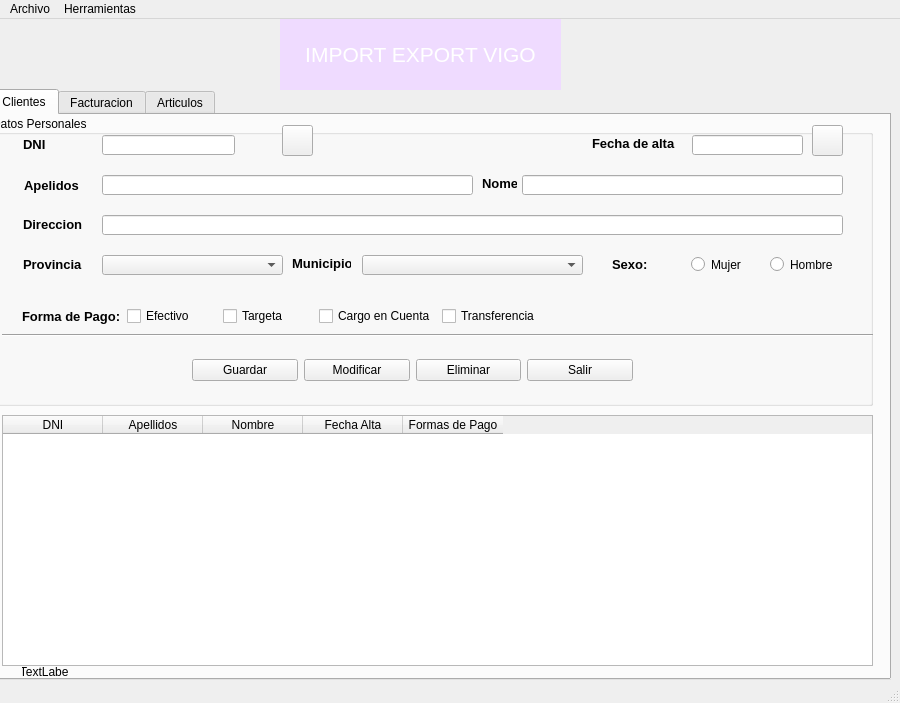
Above: window.ui from PortelaAtenea/BasicInterface before the change. Below: the same form after it.
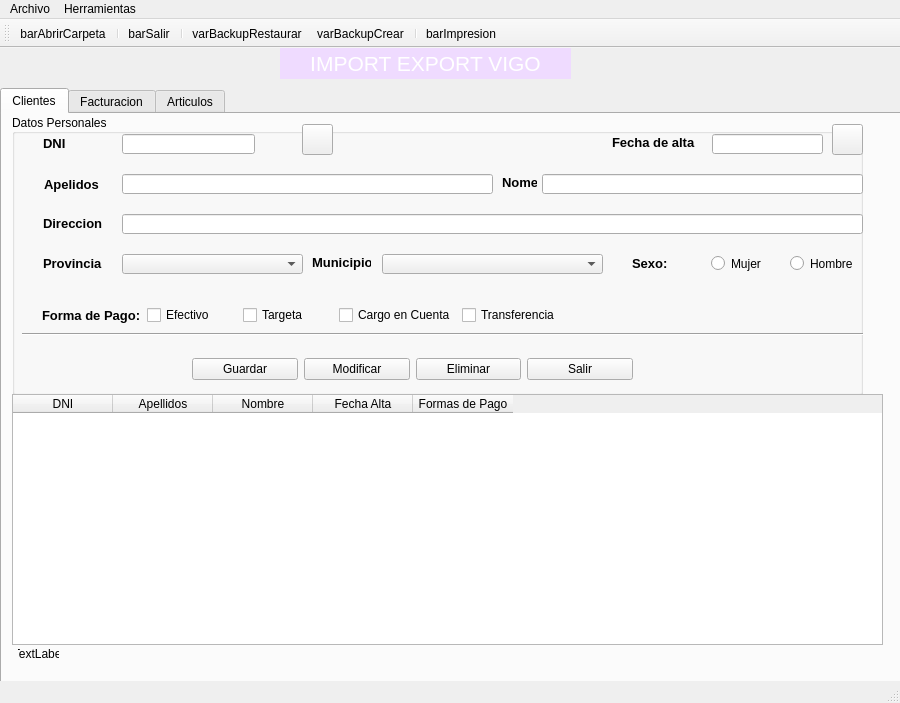
That is the form after the change. Icons and pictures are not drawn.

Diff of the .ui file:
```diff
--- a/window.ui
+++ b/window.ui
@@ -25,8 +25,8 @@
      <rect>
       <x>280</x>
       <y>0</y>
-      <width>281</width>
-      <height>71</height>
+      <width>291</width>
+      <height>31</height>
      </rect>
     </property>
     <property name="font">
@@ -54,10 +54,10 @@
    <widget class="QTabWidget" name="tabPrograma">
     <property name="geometry">
      <rect>
-      <x>-10</x>
-      <y>70</y>
+      <x>0</x>
+      <y>40</y>
       <width>901</width>
-      <height>591</height>
+      <height>621</height>
      </rect>
     </property>
     <property name="currentIndex">
@@ -70,10 +70,10 @@
      <widget class="QGroupBox" name="groupBox">
       <property name="geometry">
        <rect>
-        <x>0</x>
+        <x>10</x>
         <y>0</y>
-        <width>881</width>
-        <height>291</height>
+        <width>851</width>
+        <height>281</height>
        </rect>
       </property>
       <property name="title">
@@ -243,7 +243,7 @@
       <widget class="QWidget" name="layoutWidget">
        <property name="geometry">
         <rect>
-         <x>200</x>
+         <x>180</x>
          <y>230</y>
          <width>441</width>
          <height>51</height>
@@ -581,7 +581,7 @@
       <property name="geometry">
        <rect>
         <x>10</x>
-        <y>300</y>
+        <y>280</y>
         <width>871</width>
         <height>251</height>
        </rect>
@@ -626,10 +626,10 @@
      <widget class="QLabel" name="lblFecha">
       <property name="geometry">
        <rect>
-        <x>30</x>
-        <y>550</y>
-        <width>47</width>
-        <height>13</height>
+        <x>16</x>
+        <y>529</y>
+        <width>41</width>
+        <height>21</height>
        </rect>
       </property>
       <property name="styleSheet">
@@ -713,6 +713,25 @@
    <addaction name="menuHerramientas"/>
   </widget>
   <widget class="QStatusBar" name="statusbar"/>
+  <widget class="QToolBar" name="toolBar">
+   <property name="windowTitle">
+    <string>toolBar</string>
+   </property>
+   <attribute name="toolBarArea">
+    <enum>TopToolBarArea</enum>
+   </attribute>
+   <attribute name="toolBarBreak">
+    <bool>false</bool>
+   </attribute>
+   <addaction name="actionbarAbrirCarpeta"/>
+   <addaction name="separator"/>
+   <addaction name="actionbarSalir"/>
+   <addaction name="separator"/>
+   <addaction name="actionvarBackupRestaurar"/>
+   <addaction name="actionvarBackupCrear"/>
+   <addaction name="separator"/>
+   <addaction name="actionbarImprimir"/>
+  </widget>
   <action name="actionSalir">
    <property name="text">
     <string>Salir</string>
@@ -742,6 +761,59 @@
     <string>Restaurar Backup</string>
    </property>
   </action>
+  <action name="actionbarSalir">
+   <property name="icon">
+    <iconset>
+     <normaloff>img/salir.png</normaloff>img/salir.png</iconset>
+   </property>
+   <property name="text">
+    <string>barSalir</string>
+   </property>
+  </action>
+  <action name="actionbarAbrirCarpeta">
+   <property name="icon">
+    <iconset>
+     <normaloff>img/abrirCarpeta.jpg</normaloff>img/abrirCarpeta.jpg</iconset>
+   </property>
+   <property name="text">
+    <string>barAbrirCarpeta</string>
+   </property>
+  </action>
+  <action name="actionvarBackupRestaurar">
+   <property name="icon">
+    <iconset>
+     <normaloff>img/restaurarBackup.jpg</normaloff>img/restaurarBackup.jpg</iconset>
+   </property>
+   <property name="text">
+    <string>varBackupRestaurar</string>
+   </property>
+  </action>
+  <action name="actionvarBackupCrear">
+   <property name="icon">
+    <iconset>
+     <normaloff>img/crearBackup.jpg</normaloff>img/crearBackup.jpg</iconset>
+   </property>
+   <property name="text">
+    <string>varBackupCrear</string>
+   </property>
+  </action>
+  <action name="actionbarImprimir">
+   <property name="icon">
+    <iconset>
+     <normaloff>img/impresion.png</normaloff>img/impresion.png</iconset>
+   </property>
+   <property name="text">
+    <string>barImpresion</string>
+   </property>
+   <property name="shortcut">
+    <string>Ctrl+P</string>
+   </property>
+  </action>
+  <action name="actionImprimir">
+   <property name="text">
+    <string>Imprimir</string>
+   </property>
+  </action>
  </widget>
  <resources/>
  <connections/>
```
Left out of the diff: 2 changed lines with no effect on the pictures.
